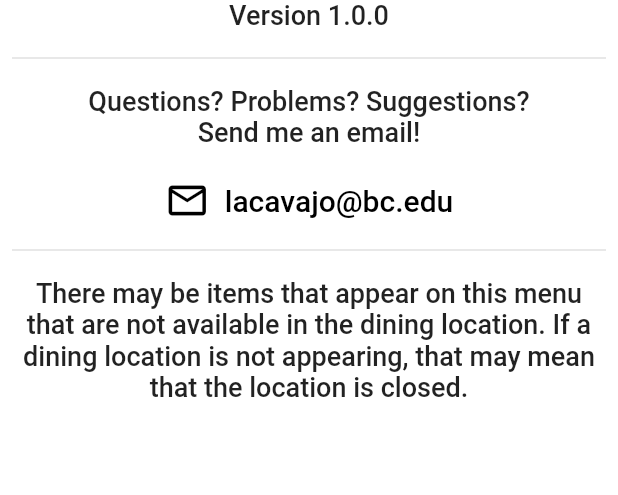
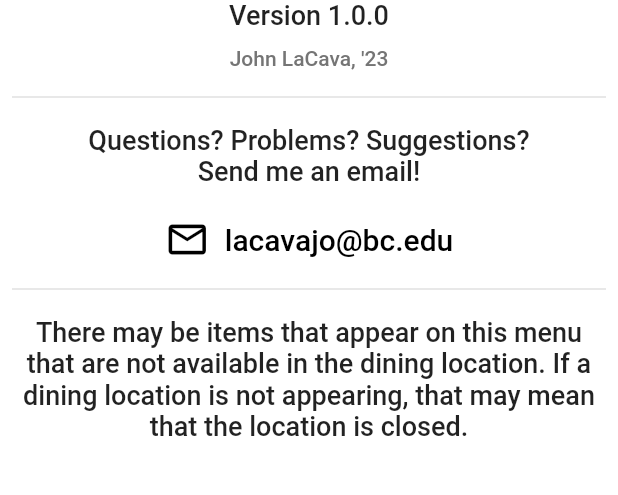
Before and after one commit to JLC31/EatBC, a Flutter app: the screen it shows after launch, after a tap on the "info outline" icon, on a phone screen of 412 x 824 dp, the part 377-872 px from its top. Run offline on Flutter 3.47's test engine with Material 2 defaults, Android fonts, the phone set to English and light mode, and no system bars; our stand-ins replace connectivity, flutter_rating_bar, rflutter_alert, shared_preferences, sliding_sheet, splashscreen; missing offline and left inert: email_launcher, firebase_admob, flutter_circular_chart; accounts and stored records are empty; network calls fail; Roboto replaces fonts that are missing (Montserrat).

Commit message:
second update

```diff
--- a/lib/main.dart
+++ b/lib/main.dart
@@ -240,18 +240,22 @@ class _MyHomePageState extends State<MyHomePage> {
     }
   }
 
-  // DateTime now = new DateTime.now();
-  // DateTime date = new DateTime(now.year, now.month, now.day);
-
-  // String dropdownValue = DateTime(now.year, now.month, now.day);
-
   List<DropdownMenuItem<String>> _dropDownItem() {
 
     return ddl.map(
       (value) =>
       DropdownMenuItem(
         value: value,
-        child: Center(child: Text(value, style: TextStyle(fontSize: 30,fontFamily: "Montserrat", fontWeight: FontWeight.w500), textAlign: TextAlign.center)),
+        child: Text(
+          value,
+          style: TextStyle(
+            color: Colors.black,
+            fontFamily: 'Montserrat',
+            fontSize: 24,
+            fontWeight: FontWeight.w500
+          ),
+          textAlign: TextAlign.center
+        ),
       )
     ).toList();
   }
@@ -307,34 +311,37 @@ class _MyHomePageState extends State<MyHomePage> {
         automaticallyImplyLeading: false,
             elevation: 0,
             backgroundColor: Colors.white,
-            // title: Text(
-            //   'EatBC',
-            //   style: TextStyle(
-                // fontSize: 36,
-                // fontFamily: 'Utopia',
-                // color: Color(0xFF8a100b)
-            //   ),
-            // ),
-            title: Container(
-              width: MediaQuery.of(context).size.width/2,
+            title: Text(
+              'EatBC',
+              style: TextStyle(
+                fontSize: 36,
+                fontFamily: 'Utopia',
+                color: Color(0xFF8a100b)
+              ),
+            ),
+          ),
+        body: RefreshIndicator(
+          color: Color(0xFF8a100b),
+          displacement: 10,
+          onRefresh: doNothing,
+          child: SingleChildScrollView(
+            child: Column(
+              children: [
+                Align(
+                  alignment: Alignment.centerLeft,
+                  child: Container(
+                    width: MediaQuery.of(context).size.width/2.45,
+                    margin: EdgeInsets.only(left: 24),
                     child: DropdownButtonHideUnderline(
                       child: DropdownButton(
                         isExpanded: true,
                         dropdownColor: Colors.white,
                         icon: Icon(
                           Icons.arrow_drop_down,
-                        size: 34,
-                        color: Color(0xFF8a100b),
+                          size: 24,
+                          color: Colors.black,
                         ),
                         elevation: 0,
-                      style: TextStyle(
-                        // color: Color(0xFF2A7FC5),
-                        // fontSize: 20,
-                        // fontFamily: "Poppins"
-                        fontSize: 36,
-                        fontFamily: 'Utopia',
-                        color: Color(0xFF8a100b),
-                      ),
                         value: dropdownValue,
                         items: _dropDownItem(),
                         onChanged: (value){
@@ -370,13 +377,11 @@ class _MyHomePageState extends State<MyHomePage> {
                     ),
                   ),
                 ),
-        body: RefreshIndicator(
-          color: Color(0xFF8a100b),
-          displacement: 10,
-          onRefresh: doNothing,
-          child: SingleChildScrollView(
-            child: Column(
-              children: [
+                // Divider(
+                //   height: 0,
+                //   thickness: 0.5,
+                //   color: Colors.grey[500],
+                // ),
                 ListView.builder(
                   shrinkWrap: true,
                   physics: ScrollPhysics(),
@@ -468,7 +473,7 @@ class _MyHomePageState extends State<MyHomePage> {
           ),
         ),
         bottomNavigationBar: BottomNavigationBar(
-        elevation: 0,
+        elevation: 1,
         items: [
           BottomNavigationBarItem(icon: Icon(Icons.ac_unit, color: Colors.white), label: '', activeIcon: Icon(Icons.ac_unit, color: Colors.white)),
           BottomNavigationBarItem(icon: Icon(Icons.ac_unit, color: Colors.white), label: '', activeIcon: Icon(Icons.ac_unit, color: Colors.white)),
@@ -574,17 +579,17 @@ class _ShowAboutPageState extends State<ShowAboutPage> {
               SizedBox(
                 height: 10,
               ),
-              // Text(
-              //   'Copyright © John LaCava, 2020',
-              //   style: TextStyle(
-              //     fontSize: 14,
-              //     fontFamily: 'Montserrat',
-              //     color: Colors.grey[600]
-              //   ),
-              // ),
-              // SizedBox(
-              //   height: 10,
-              // ),
+              Text(
+                "John LaCava, '23",
+                style: TextStyle(
+                  fontSize: 14,
+                  fontFamily: 'Montserrat',
+                  color: Colors.grey[600]
+                ),
+              ),
+              SizedBox(
+                height: 10,
+              ),
               Divider(
                 thickness: 1,
               ),
--- a/pubspec.yaml
+++ b/pubspec.yaml
@@ -36,6 +36,7 @@ dependencies:
   rflutter_alert:
   shared_preferences:
   intl:
+  flutter_rating_bar:
 
 
   # The following adds the Cupertino Icons font to your application.
```
Also changed, not shown: lib/Location Menus/lowermenu.dart (+102 -13 lines), pubspec.lock. Lines whose indentation alone changed are shown as unchanged.
